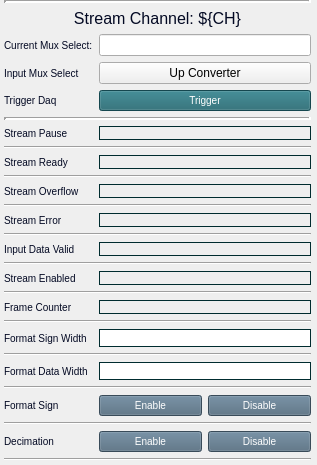
Old version of the form individuals/up_converter_ch_stream.ui in the repository cristinasewell/ATCA_PyDM_Screens.
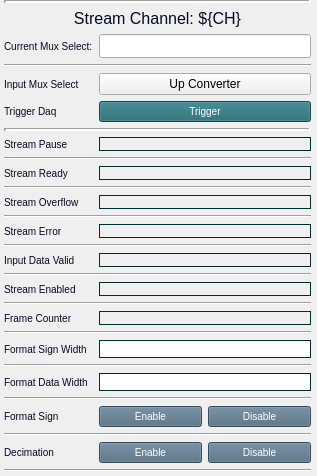
New version of the form. Custom widgets are drawn as their Qt base class.

Patch:
```diff
--- a/individuals/up_converter_ch_stream.ui
+++ b/individuals/up_converter_ch_stream.ui
@@ -52,23 +52,7 @@
      <property name="bottomMargin">
       <number>4</number>
      </property>
-     <item row="6" column="0">
-      <spacer name="verticalSpacer_2">
-       <property name="orientation">
-        <enum>Qt::Vertical</enum>
-       </property>
-       <property name="sizeType">
-        <enum>QSizePolicy::Expanding</enum>
-       </property>
-       <property name="sizeHint" stdset="0">
-        <size>
-         <width>20</width>
-         <height>14</height>
-        </size>
-       </property>
-      </spacer>
-     </item>
-     <item row="29" column="1">
+     <item row="30" column="1">
       <layout class="QHBoxLayout" name="horizontalLayout_2">
        <item>
         <widget class="PyDMPushButton" name="PyDMPushButton">
@@ -158,282 +142,30 @@
        </item>
       </layout>
      </item>
-     <item row="10" column="0">
-      <widget class="QLabel" name="label_4">
-       <property name="styleSheet">
-        <string notr="true">QLabel{
-  color:#030923;
-  font-size: 10px;
-  font-style: bold;
-}</string>
-       </property>
-       <property name="text">
-        <string>Stream Ready</string>
-       </property>
-      </widget>
-     </item>
-     <item row="3" column="0">
-      <widget class="QLabel" name="label_14">
-       <property name="styleSheet">
-        <string notr="true">QLabel{
-  color:#030923;
-  font-size: 10px;
-  font-style: bold;
-}</string>
-       </property>
-       <property name="text">
-        <string>Input Mux Select</string>
-       </property>
-      </widget>
-     </item>
-     <item row="4" column="0">
-      <spacer name="verticalSpacer">
+     <item row="18" column="0" colspan="2">
+      <widget class="Line" name="line_5">
        <property name="orientation">
-        <enum>Qt::Vertical</enum>
+        <enum>Qt::Horizontal</enum>
        </property>
-       <property name="sizeType">
-        <enum>QSizePolicy::Expanding</enum>
-       </property>
-       <property name="sizeHint" stdset="0">
-        <size>
-         <width>20</width>
-         <height>10</height>
-        </size>
-       </property>
-      </spacer>
-     </item>
-     <item row="5" column="0">
-      <widget class="QLabel" name="label_13">
-       <property name="styleSheet">
-        <string notr="true">QLabel{
-  color:#030923;
-  font-size: 10px;
-  font-style: bold;
-}</string>
-       </property>
-       <property name="text">
-        <string>Trigger Daq</string>
-       </property>
       </widget>
      </item>
-     <item row="26" column="0">
-      <widget class="QLabel" name="label_11">
+     <item row="8" column="0" colspan="2">
+      <widget class="Line" name="line_12">
        <property name="styleSheet">
-        <string notr="true">QLabel{
-  color:#030923;
-  font-size: 10px;
-  font-style: bold;
-}</string>
+        <string notr="true"/>
        </property>
-       <property name="text">
-        <string>Format Sign</string>
+       <property name="frameShadow">
+        <enum>QFrame::Sunken</enum>
        </property>
-      </widget>
-     </item>
-     <item row="14" column="0">
-      <widget class="QLabel" name="label_5">
-       <property name="styleSheet">
-        <string notr="true">QLabel{
-  color:#030923;
-  font-size: 10px;
-  font-style: bold;
-}</string>
+       <property name="lineWidth">
+        <number>3</number>
        </property>
-       <property name="text">
-        <string>Stream Error</string>
+       <property name="orientation">
+        <enum>Qt::Horizontal</enum>
        </property>
       </widget>
      </item>
-     <item row="29" column="0">
-      <widget class="QLabel" name="label_12">
-       <property name="styleSheet">
-        <string notr="true">QLabel{
-  color:#030923;
-  font-size: 10px;
-  font-style: bold;
-}</string>
-       </property>
-       <property name="text">
-        <string>Decimation</string>
-       </property>
-      </widget>
-     </item>
-     <item row="20" column="0">
-      <widget class="QLabel" name="label_8">
-       <property name="styleSheet">
-        <string notr="true">QLabel{
-  color:#030923;
-  font-size: 10px;
-  font-style: bold;
-}</string>
-       </property>
-       <property name="text">
-        <string>Frame Counter</string>
-       </property>
-      </widget>
-     </item>
-     <item row="16" column="0">
-      <widget class="QLabel" name="label_6">
-       <property name="styleSheet">
-        <string notr="true">QLabel{
-  color:#030923;
-  font-size: 10px;
-  font-style: bold;
-}</string>
-       </property>
-       <property name="text">
-        <string>Input Data Valid</string>
-       </property>
-      </widget>
-     </item>
-     <item row="8" column="0">
-      <widget class="QLabel" name="label_3">
-       <property name="styleSheet">
-        <string notr="true">QLabel{
-  color:#030923;
-  font-size: 10px;
-  font-style: bold;
-}</string>
-       </property>
-       <property name="text">
-        <string>Stream Pause</string>
-       </property>
-      </widget>
-     </item>
-     <item row="3" column="1">
-      <widget class="PyDMRelatedDisplayButton" name="PyDMRelatedDisplayButton_2">
-       <property name="sizePolicy">
-        <sizepolicy hsizetype="Minimum" vsizetype="Expanding">
-         <horstretch>0</horstretch>
-         <verstretch>0</verstretch>
-        </sizepolicy>
-       </property>
-       <property name="toolTip">
-        <string/>
-       </property>
-       <property name="text">
-        <string>Up Converter</string>
-       </property>
-       <property name="filenames" stdset="0">
-        <stringlist>
-         <string>upconverter_mux_select.ui</string>
-        </stringlist>
-       </property>
-       <property name="macros" stdset="0">
-        <stringlist>
-         <string>{&quot;MUX&quot;:&quot;1&quot;}</string>
-        </stringlist>
-       </property>
-       <property name="openInNewWindow" stdset="0">
-        <bool>true</bool>
-       </property>
-      </widget>
-     </item>
-     <item row="22" column="0">
-      <widget class="QLabel" name="label_9">
-       <property name="styleSheet">
-        <string notr="true">QLabel{
-  color:#030923;
-  font-size: 10px;
-  font-style: bold;
-}</string>
-       </property>
-       <property name="text">
-        <string>Format Sign Width</string>
-       </property>
-      </widget>
-     </item>
-     <item row="26" column="1">
-      <layout class="QHBoxLayout" name="horizontalLayout">
-       <item>
-        <widget class="PyDMPushButton" name="PyDMPushButton_3">
-         <property name="sizePolicy">
-          <sizepolicy hsizetype="Minimum" vsizetype="Expanding">
-           <horstretch>0</horstretch>
-           <verstretch>0</verstretch>
-          </sizepolicy>
-         </property>
-         <property name="toolTip">
-          <string/>
-         </property>
-         <property name="styleSheet">
-          <string notr="true">QPushButton {
-  background-color: #50697D;
-  border-color: #F3B749;
-  color:white;
-  font-size: 10px;
-}
-QPushButton:checked{
-  background-color: #14B09B;
-  font: bold
-}
-QPushButton:hover{
-  border-style: outset;
-}</string>
-         </property>
-         <property name="text">
-          <string>Enable</string>
-         </property>
-         <property name="checkable">
-          <bool>true</bool>
-         </property>
-         <property name="channel" stdset="0">
-          <string>ca://${DEVICE}:DAQMUX1_FORMATSIGN${CH}</string>
-         </property>
-         <property name="pressValue" stdset="0">
-          <string>1</string>
-         </property>
-         <attribute name="buttonGroup">
-          <string notr="true">buttonGroup</string>
-         </attribute>
-        </widget>
-       </item>
-       <item>
-        <widget class="PyDMPushButton" name="PyDMPushButton_4">
-         <property name="sizePolicy">
-          <sizepolicy hsizetype="Minimum" vsizetype="Expanding">
-           <horstretch>0</horstretch>
-           <verstretch>0</verstretch>
-          </sizepolicy>
-         </property>
-         <property name="toolTip">
-          <string/>
-         </property>
-         <property name="styleSheet">
-          <string notr="true">QPushButton {
-  background-color: #50697D;
-  border-color: #F3B749;
-  color:white;
-  font-size: 10px;
-}
-QPushButton:checked{
-  background-color: #14B09B;
-  font: bold
-}
-QPushButton:hover{
-  border-style: outset;
-}</string>
-         </property>
-         <property name="text">
-          <string>Disable</string>
-         </property>
-         <property name="checkable">
-          <bool>true</bool>
-         </property>
-         <property name="channel" stdset="0">
-          <string>ca://${DEVICE}:DAQMUX1_FORMATSIGN${CH}</string>
-         </property>
-         <property name="pressValue" stdset="0">
-          <string>0</string>
-         </property>
-         <attribute name="buttonGroup">
-          <string notr="true">buttonGroup</string>
-         </attribute>
-        </widget>
-       </item>
-      </layout>
-     </item>
-     <item row="5" column="1">
+     <item row="6" column="1">
       <widget class="PyDMPushButton" name="PyDMPushButton_5">
        <property name="sizePolicy">
         <sizepolicy hsizetype="Minimum" vsizetype="Expanding">
@@ -470,6 +202,41 @@
        </property>
       </widget>
      </item>
+     <item row="25" column="0">
+      <widget class="QLabel" name="label_10">
+       <property name="styleSheet">
+        <string notr="true">QLabel{
+  color:#030923;
+  font-size: 10px;
+  font-style: bold;
+}</string>
+       </property>
+       <property name="text">
+        <string>Format Data Width</string>
+       </property>
+      </widget>
+     </item>
+     <item row="10" column="0" colspan="2">
+      <widget class="Line" name="line">
+       <property name="orientation">
+        <enum>Qt::Horizontal</enum>
+       </property>
+      </widget>
+     </item>
+     <item row="15" column="0">
+      <widget class="QLabel" name="label_5">
+       <property name="styleSheet">
+        <string notr="true">QLabel{
+  color:#030923;
+  font-size: 10px;
+  font-style: bold;
+}</string>
+       </property>
+       <property name="text">
+        <string>Stream Error</string>
+       </property>
+      </widget>
+     </item>
      <item row="1" column="0" colspan="2">
       <widget class="QLabel" name="label">
        <property name="sizePolicy">
@@ -493,21 +260,7 @@
        </property>
       </widget>
      </item>
-     <item row="24" column="0">
-      <widget class="QLabel" name="label_10">
-       <property name="styleSheet">
-        <string notr="true">QLabel{
-  color:#030923;
-  font-size: 10px;
-  font-style: bold;
-}</string>
-       </property>
-       <property name="text">
-        <string>Format Data Width</string>
-       </property>
-      </widget>
-     </item>
-     <item row="18" column="0">
+     <item row="19" column="0">
       <widget class="QLabel" name="label_7">
        <property name="styleSheet">
         <string notr="true">QLabel{
@@ -521,7 +274,61 @@
        </property>
       </widget>
      </item>
-     <item row="12" column="0">
+     <item row="25" column="1">
+      <widget class="PyDMLineEdit" name="PyDMLineEdit_2">
+       <property name="toolTip">
+        <string/>
+       </property>
+       <property name="styleSheet">
+        <string notr="true">QLineEdit{
+  border-width: 1px; 
+  border-style: solid; 
+  border-color: #002C2F;
+}</string>
+       </property>
+       <property name="channel" stdset="0">
+        <string>ca://${DEVICE}:DAQMUX1_FORMATDATAWIDTH${CH}</string>
+       </property>
+      </widget>
+     </item>
+     <item row="26" column="0" colspan="2">
+      <widget class="Line" name="line_9">
+       <property name="orientation">
+        <enum>Qt::Horizontal</enum>
+       </property>
+      </widget>
+     </item>
+     <item row="7" column="0">
+      <spacer name="verticalSpacer_2">
+       <property name="orientation">
+        <enum>Qt::Vertical</enum>
+       </property>
+       <property name="sizeType">
+        <enum>QSizePolicy::Expanding</enum>
+       </property>
+       <property name="sizeHint" stdset="0">
+        <size>
+         <width>20</width>
+         <height>14</height>
+        </size>
+       </property>
+      </spacer>
+     </item>
+     <item row="27" column="0">
+      <widget class="QLabel" name="label_11">
+       <property name="styleSheet">
+        <string notr="true">QLabel{
+  color:#030923;
+  font-size: 10px;
+  font-style: bold;
+}</string>
+       </property>
+       <property name="text">
+        <string>Format Sign</string>
+       </property>
+      </widget>
+     </item>
+     <item row="13" column="0">
       <widget class="QLabel" name="label_2">
        <property name="styleSheet">
         <string notr="true">QLabel{
@@ -535,76 +342,112 @@
        </property>
       </widget>
      </item>
-     <item row="8" column="1">
-      <widget class="PyDMLabel" name="PyDMLabel">
-       <property name="toolTip">
-        <string/>
-       </property>
+     <item row="17" column="0">
+      <widget class="QLabel" name="label_6">
        <property name="styleSheet">
         <string notr="true">QLabel{
   color:#030923;
   font-size: 10px;
   font-style: bold;
-  border-width: 1px; 
-  border-style: solid; 
-  border-color: #002C2F;
 }</string>
        </property>
        <property name="text">
-        <string/>
+        <string>Input Data Valid</string>
        </property>
        <property name="channel" stdset="0">
         <string>ca://${DEVICE}:DAQMUX1_STRMPAUSE${CH}</string>
        </property>
       </widget>
      </item>
-     <item row="10" column="1">
-      <widget class="PyDMLabel" name="PyDMLabel_2">
-       <property name="toolTip">
-        <string/>
-       </property>
+     <item row="11" column="0">
+      <widget class="QLabel" name="label_4">
        <property name="styleSheet">
         <string notr="true">QLabel{
   color:#030923;
   font-size: 10px;
   font-style: bold;
-  border-width: 1px; 
-  border-style: solid; 
-  border-color: #002C2F;
 }</string>
        </property>
        <property name="text">
-        <string/>
+        <string>Stream Ready</string>
        </property>
        <property name="channel" stdset="0">
         <string>ca://${DEVICE}:DAQMUX1_STRMRDY${CH}</string>
        </property>
       </widget>
      </item>
-     <item row="12" column="1">
-      <widget class="PyDMLabel" name="PyDMLabel_3">
+     <item row="4" column="1">
+      <widget class="PyDMRelatedDisplayButton" name="PyDMRelatedDisplayButton_2">
+       <property name="sizePolicy">
+        <sizepolicy hsizetype="Minimum" vsizetype="Expanding">
+         <horstretch>0</horstretch>
+         <verstretch>0</verstretch>
+        </sizepolicy>
+       </property>
        <property name="toolTip">
         <string/>
        </property>
+       <property name="text">
+        <string>Up Converter</string>
+       </property>
+       <property name="filenames" stdset="0">
+        <stringlist>
+         <string>upconverter_mux_select.ui</string>
+        </stringlist>
+       </property>
+       <property name="macros" stdset="0">
+        <stringlist>
+         <string>{&quot;MUX&quot;:&quot;1&quot;}</string>
+        </stringlist>
+       </property>
+       <property name="openInNewWindow" stdset="0">
+        <bool>true</bool>
+       </property>
+      </widget>
+     </item>
+     <item row="24" column="0" colspan="2">
+      <widget class="Line" name="line_8">
+       <property name="orientation">
+        <enum>Qt::Horizontal</enum>
+       </property>
+      </widget>
+     </item>
+     <item row="22" column="0" colspan="2">
+      <widget class="Line" name="line_7">
+       <property name="orientation">
+        <enum>Qt::Horizontal</enum>
+       </property>
+      </widget>
+     </item>
+     <item row="2" column="0">
+      <widget class="QLabel" name="label_15">
        <property name="styleSheet">
         <string notr="true">QLabel{
   color:#030923;
   font-size: 10px;
   font-style: bold;
-  border-width: 1px; 
-  border-style: solid; 
-  border-color: #002C2F;
 }</string>
        </property>
        <property name="text">
-        <string/>
+        <string>Current Mux Select:</string>
        </property>
-       <property name="channel" stdset="0">
-        <string>ca://${DEVICE}:DAQMUX1_STRMOVF${CH}</string>
+      </widget>
+     </item>
+     <item row="21" column="0">
+      <widget class="QLabel" name="label_8">
+       <property name="styleSheet">
+        <string notr="true">QLabel{
+  color:#030923;
+  font-size: 10px;
+  font-style: bold;
+}</string>
        </property>
+       <property name="text">
+        <string>Frame Counter</string>
+       </property>
       </widget>
      </item>
-     <item row="14" column="1">
+     <item row="15" column="1">
       <widget class="PyDMLabel" name="PyDMLabel_4">
        <property name="toolTip">
         <string/>
@@ -627,53 +470,48 @@
        </property>
       </widget>
      </item>
-     <item row="16" column="1">
-      <widget class="PyDMLabel" name="PyDMLabel_5">
-       <property name="toolTip">
-        <string/>
+     <item row="12" column="0" colspan="2">
+      <widget class="Line" name="line_2">
+       <property name="orientation">
+        <enum>Qt::Horizontal</enum>
        </property>
+      </widget>
+     </item>
+     <item row="9" column="0">
+      <widget class="QLabel" name="label_3">
        <property name="styleSheet">
         <string notr="true">QLabel{
   color:#030923;
   font-size: 10px;
   font-style: bold;
-  border-width: 1px; 
-  border-style: solid; 
-  border-color: #002C2F;
 }</string>
        </property>
        <property name="text">
-        <string/>
+        <string>Stream Pause</string>
        </property>
        <property name="channel" stdset="0">
         <string>ca://${DEVICE}:DAQMUX1_INPDATAVALID${CH}</string>
        </property>
       </widget>
      </item>
-     <item row="18" column="1">
-      <widget class="PyDMLabel" name="PyDMLabel_6">
-       <property name="toolTip">
-        <string/>
-       </property>
+     <item row="23" column="0">
+      <widget class="QLabel" name="label_9">
        <property name="styleSheet">
         <string notr="true">QLabel{
   color:#030923;
   font-size: 10px;
   font-style: bold;
-  border-width: 1px; 
-  border-style: solid; 
-  border-color: #002C2F;
 }</string>
        </property>
        <property name="text">
-        <string/>
+        <string>Format Sign Width</string>
        </property>
        <property name="channel" stdset="0">
         <string>ca://${DEVICE}:DAQMUX1_STRMENABLED${CH}</string>
        </property>
       </widget>
      </item>
-     <item row="20" column="1">
+     <item row="21" column="1">
       <widget class="PyDMLabel" name="PyDMLabel_7">
        <property name="toolTip">
         <string/>
@@ -696,43 +534,235 @@
        </property>
       </widget>
      </item>
-     <item row="9" column="0" colspan="2">
-      <widget class="Line" name="line">
-       <property name="orientation">
-        <enum>Qt::Horizontal</enum>
+     <item row="2" column="1">
+      <widget class="PyDMLineEdit" name="PyDMLineEdit_3">
+       <property name="toolTip">
+        <string/>
        </property>
-      </widget>
-     </item>
-     <item row="28" column="0" colspan="2">
-      <widget class="Line" name="line_10">
-       <property name="orientation">
-        <enum>Qt::Horizontal</enum>
+       <property name="styleSheet">
+        <string notr="true">QLineEdit{
+color:#7A2D59;
+font: bold;
+font: 14px;
+}</string>
        </property>
       </widget>
      </item>
-     <item row="31" column="0" colspan="2">
+     <item row="32" column="0" colspan="2">
       <widget class="Line" name="line_11">
        <property name="orientation">
         <enum>Qt::Horizontal</enum>
        </property>
       </widget>
      </item>
-     <item row="7" column="0" colspan="2">
-      <widget class="Line" name="line_12">
+     <item row="16" column="0" colspan="2">
+      <widget class="Line" name="line_4">
+       <property name="orientation">
+        <enum>Qt::Horizontal</enum>
+       </property>
+      </widget>
+     </item>
+     <item row="5" column="0">
+      <spacer name="verticalSpacer">
+       <property name="orientation">
+        <enum>Qt::Vertical</enum>
+       </property>
+       <property name="sizeType">
+        <enum>QSizePolicy::Expanding</enum>
+       </property>
+       <property name="sizeHint" stdset="0">
+        <size>
+         <width>20</width>
+         <height>10</height>
+        </size>
+       </property>
+      </spacer>
+     </item>
+     <item row="13" column="1">
+      <widget class="PyDMLabel" name="PyDMLabel_3">
+       <property name="toolTip">
+        <string/>
+       </property>
        <property name="styleSheet">
-        <string notr="true"/>
+        <string notr="true">QLabel{
+  color:#030923;
+  font-size: 10px;
+  font-style: bold;
+  border-width: 1px; 
+  border-style: solid; 
+  border-color: #002C2F;
+}</string>
        </property>
-       <property name="frameShadow">
-        <enum>QFrame::Sunken</enum>
+       <property name="text">
+        <string/>
        </property>
-       <property name="lineWidth">
-        <number>3</number>
+       <property name="channel" stdset="0">
+        <string>ca://${DEVICE}:DAQMUX1_STRMOVF${CH}</string>
        </property>
+      </widget>
+     </item>
+     <item row="11" column="1">
+      <widget class="PyDMLabel" name="PyDMLabel_2">
+       <property name="toolTip">
+        <string/>
+       </property>
+       <property name="styleSheet">
+        <string notr="true">QLabel{
+  color:#030923;
+  font-size: 10px;
+  font-style: bold;
+  border-width: 1px; 
+  border-style: solid; 
+  border-color: #002C2F;
+}</string>
+       </property>
+       <property name="text">
+        <string/>
+       </property>
+       <property name="channel" stdset="0">
+        <string>ca://${DEVICE}:DAQMUX1_STRMRDY${CH}</string>
+       </property>
+      </widget>
+     </item>
+     <item row="14" column="0" colspan="2">
+      <widget class="Line" name="line_3">
        <property name="orientation">
         <enum>Qt::Horizontal</enum>
        </property>
       </widget>
      </item>
+     <item row="30" column="0">
+      <widget class="QLabel" name="label_12">
+       <property name="styleSheet">
+        <string notr="true">QLabel{
+  color:#030923;
+  font-size: 10px;
+  font-style: bold;
+}</string>
+       </property>
+       <property name="text">
+        <string>Decimation</string>
+       </property>
+      </widget>
+     </item>
+     <item row="4" column="0">
+      <widget class="QLabel" name="label_14">
+       <property name="styleSheet">
+        <string notr="true">QLabel{
+  color:#030923;
+  font-size: 10px;
+  font-style: bold;
+}</string>
+       </property>
+       <property name="text">
+        <string>Input Mux Select</string>
+       </property>
+      </widget>
+     </item>
+     <item row="27" column="1">
+      <layout class="QHBoxLayout" name="horizontalLayout">
+       <item>
+        <widget class="PyDMPushButton" name="PyDMPushButton_3">
+         <property name="sizePolicy">
+          <sizepolicy hsizetype="Minimum" vsizetype="Expanding">
+           <horstretch>0</horstretch>
+           <verstretch>0</verstretch>
+          </sizepolicy>
+         </property>
+         <property name="toolTip">
+          <string/>
+         </property>
+         <property name="styleSheet">
+          <string notr="true">QPushButton {
+  background-color: #50697D;
+  border-color: #F3B749;
+  color:white;
+  font-size: 10px;
+}
+QPushButton:checked{
+  background-color: #14B09B;
+  font: bold
+}
+QPushButton:hover{
+  border-style: outset;
+}</string>
+         </property>
+         <property name="text">
+          <string>Enable</string>
+         </property>
+         <property name="checkable">
+          <bool>true</bool>
+         </property>
+         <property name="channel" stdset="0">
+          <string>ca://${DEVICE}:DAQMUX1_FORMATSIGN${CH}</string>
+         </property>
+         <property name="pressValue" stdset="0">
+          <string>1</string>
+         </property>
+         <attribute name="buttonGroup">
+          <string notr="true">buttonGroup</string>
+         </attribute>
+        </widget>
+       </item>
+       <item>
+        <widget class="PyDMPushButton" name="PyDMPushButton_4">
+         <property name="sizePolicy">
+          <sizepolicy hsizetype="Minimum" vsizetype="Expanding">
+           <horstretch>0</horstretch>
+           <verstretch>0</verstretch>
+          </sizepolicy>
+         </property>
+         <property name="toolTip">
+          <string/>
+         </property>
+         <property name="styleSheet">
+          <string notr="true">QPushButton {
+  background-color: #50697D;
+  border-color: #F3B749;
+  color:white;
+  font-size: 10px;
+}
+QPushButton:checked{
+  background-color: #14B09B;
+  font: bold
+}
+QPushButton:hover{
+  border-style: outset;
+}</string>
+         </property>
+         <property name="text">
+          <string>Disable</string>
+         </property>
+         <property name="checkable">
+          <bool>true</bool>
+         </property>
+         <property name="channel" stdset="0">
+          <string>ca://${DEVICE}:DAQMUX1_FORMATSIGN${CH}</string>
+         </property>
+         <property name="pressValue" stdset="0">
+          <string>0</string>
+         </property>
+         <attribute name="buttonGroup">
+          <string notr="true">buttonGroup</string>
+         </attribute>
+        </widget>
+       </item>
+      </layout>
+     </item>
+     <item row="6" column="0">
+      <widget class="QLabel" name="label_13">
+       <property name="styleSheet">
+        <string notr="true">QLabel{
+  color:#030923;
+  font-size: 10px;
+  font-style: bold;
+}</string>
+       </property>
+       <property name="text">
+        <string>Trigger Daq</string>
+       </property>
+      </widget>
+     </item>
      <item row="0" column="0" colspan="2">
       <widget class="Line" name="line_13">
        <property name="sizePolicy">
@@ -749,63 +779,21 @@
        </property>
       </widget>
      </item>
-     <item row="11" column="0" colspan="2">
-      <widget class="Line" name="line_2">
+     <item row="29" column="0" colspan="2">
+      <widget class="Line" name="line_10">
        <property name="orientation">
         <enum>Qt::Horizontal</enum>
        </property>
       </widget>
      </item>
-     <item row="13" column="0" colspan="2">
-      <widget class="Line" name="line_3">
-       <property name="orientation">
-        <enum>Qt::Horizontal</enum>
-       </property>
-      </widget>
-     </item>
-     <item row="15" column="0" colspan="2">
-      <widget class="Line" name="line_4">
-       <property name="orientation">
-        <enum>Qt::Horizontal</enum>
-       </property>
-      </widget>
-     </item>
-     <item row="17" column="0" colspan="2">
-      <widget class="Line" name="line_5">
-       <property name="orientation">
-        <enum>Qt::Horizontal</enum>
-       </property>
-      </widget>
-     </item>
-     <item row="19" column="0" colspan="2">
+     <item row="20" column="0" colspan="2">
       <widget class="Line" name="line_6">
        <property name="orientation">
         <enum>Qt::Horizontal</enum>
        </property>
       </widget>
      </item>
-     <item row="21" column="0" colspan="2">
-      <widget class="Line" name="line_7">
-       <property name="orientation">
-        <enum>Qt::Horizontal</enum>
-       </property>
-      </widget>
-     </item>
-     <item row="23" column="0" colspan="2">
-      <widget class="Line" name="line_8">
-       <property name="orientation">
-        <enum>Qt::Horizontal</enum>
-       </property>
-      </widget>
-     </item>
-     <item row="25" column="0" colspan="2">
-      <widget class="Line" name="line_9">
-       <property name="orientation">
-        <enum>Qt::Horizontal</enum>
-       </property>
-      </widget>
-     </item>
-     <item row="22" column="1">
+     <item row="23" column="1">
       <widget class="PyDMLineEdit" name="PyDMLineEdit">
        <property name="toolTip">
         <string/>
@@ -822,53 +810,76 @@
        </property>
       </widget>
      </item>
-     <item row="24" column="1">
-      <widget class="PyDMLineEdit" name="PyDMLineEdit_2">
+     <item row="9" column="1">
+      <widget class="PyDMLabel" name="PyDMLabel">
        <property name="toolTip">
         <string/>
        </property>
        <property name="styleSheet">
-        <string notr="true">QLineEdit{
+        <string notr="true">QLabel{
+  color:#030923;
+  font-size: 10px;
+  font-style: bold;
   border-width: 1px; 
   border-style: solid; 
   border-color: #002C2F;
 }</string>
        </property>
+       <property name="text">
+        <string/>
+       </property>
        <property name="channel" stdset="0">
         <string>ca://${DEVICE}:DAQMUX1_FORMATDATAWIDTH${CH}</string>
        </property>
       </widget>
      </item>
-     <item row="2" column="0">
-      <widget class="QLabel" name="label_15">
+     <item row="19" column="1">
+      <widget class="PyDMLabel" name="PyDMLabel_6">
+       <property name="toolTip">
+        <string/>
+       </property>
        <property name="styleSheet">
         <string notr="true">QLabel{
   color:#030923;
   font-size: 10px;
   font-style: bold;
+  border-width: 1px; 
+  border-style: solid; 
+  border-color: #002C2F;
 }</string>
        </property>
        <property name="text">
-        <string>Current Mux Select:</string>
+        <string/>
        </property>
       </widget>
      </item>
-     <item row="2" column="1">
-      <widget class="PyDMLineEdit" name="PyDMLineEdit_3">
+     <item row="17" column="1">
+      <widget class="PyDMLabel" name="PyDMLabel_5">
        <property name="toolTip">
         <string/>
        </property>
        <property name="styleSheet">
-        <string notr="true">QLineEdit{
-color:#25255F;
-font: bold
+        <string notr="true">QLabel{
+  color:#030923;
+  font-size: 10px;
+  font-style: bold;
+  border-width: 1px; 
+  border-style: solid; 
+  border-color: #002C2F;
 }</string>
        </property>
+       <property name="text">
+        <string/>
+       </property>
        <property name="channel" stdset="0">
         <string>ca://${DEVICE}:DAQMUX1_INPMUXSELSTR${CH}</string>
        </property>
-       <property name="displayFormat" stdset="0">
-        <enum>PyDMLineEdit::String</enum>
+      </widget>
+     </item>
+     <item row="3" column="0" colspan="2">
+      <widget class="Line" name="line_14">
+       <property name="orientation">
+        <enum>Qt::Horizontal</enum>
        </property>
       </widget>
      </item>
```
Left out of the diff: 25 changed lines with no effect on the pictures.
